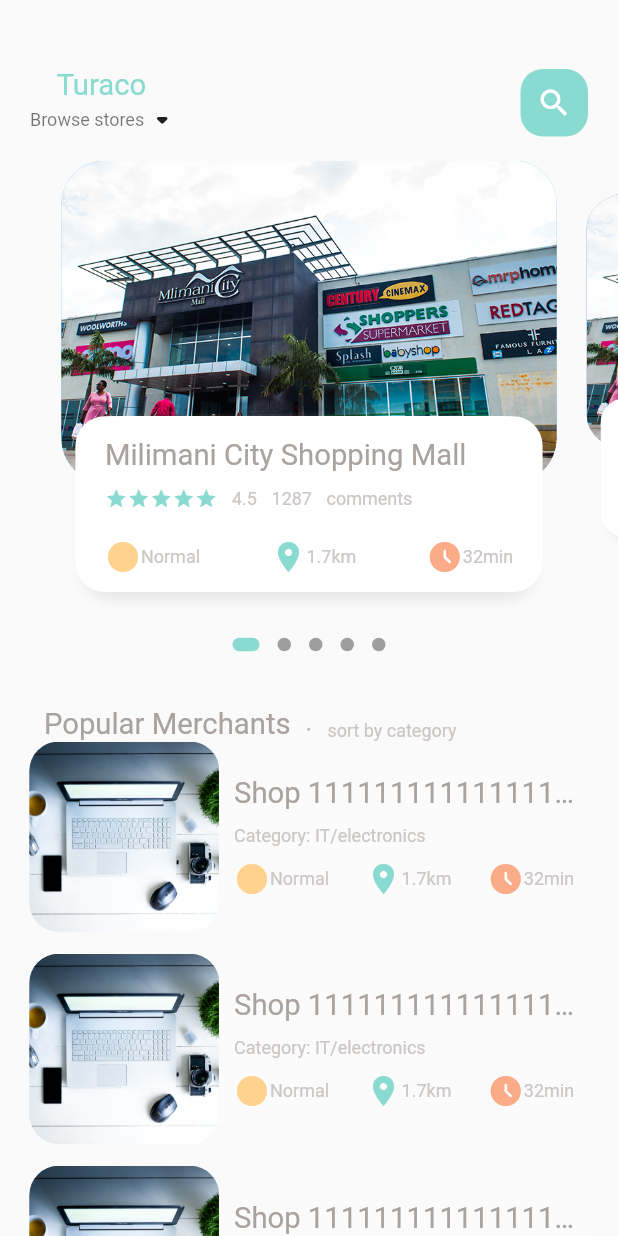
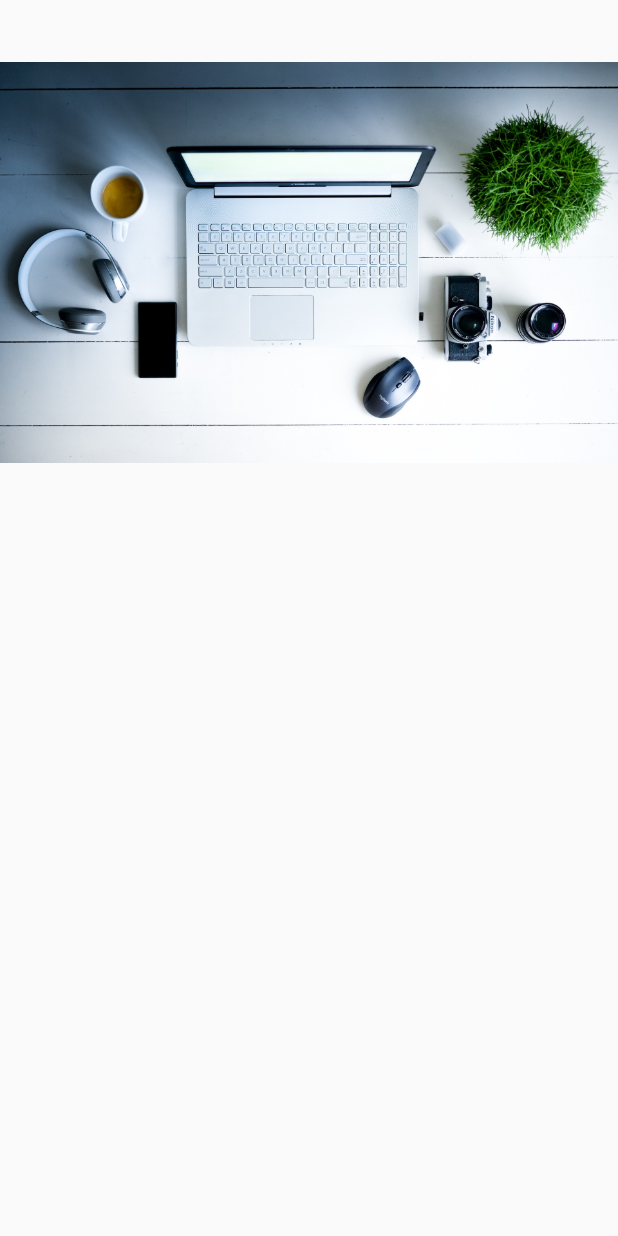
Before and after one commit to johngolem/Turaco, a Flutter app: the screen it shows after launch, on a phone screen of 412 x 824 dp. Run offline on Flutter 3.47's test engine with Material 2 defaults, Android fonts, the phone set to English and light mode, and no system bars; drawn by our look-alikes of dots_indicator; our stand-ins replace get.

Commit message:
start making the product details page

```diff
--- a/lib/home/product_page_body.dart
+++ b/lib/home/product_page_body.dart
@@ -98,7 +98,7 @@ class _ProductPageBodyState extends State<ProductPageBody> {
 
         //List of popular shops by category
        Container(
-         height: 700,
+         height: 900,
          child:  ListView.builder(
            physics: NeverScrollableScrollPhysics(),
           //  shrinkWrap: true,
@@ -144,7 +144,7 @@ class _ProductPageBodyState extends State<ProductPageBody> {
                             crossAxisAlignment: CrossAxisAlignment.start,
                             mainAxisAlignment: MainAxisAlignment.center,
                             children: [
-                            BigText(text: "Shop 11111111111111111111"),
+                            BigText(text: "Naipenda Tanzania -SLIPWAY"),
                             SizedBox(height: Dimensions.height10,),
                             SmallText(text: "Category: IT/electronics"),
                             SizedBox(height: Dimensions.height10,),
--- a/lib/main.dart
+++ b/lib/main.dart
@@ -1,6 +1,7 @@
 import 'package:flutter/material.dart';
 import 'package:turac/home/main_product.dart';
 import 'package:get/get.dart';
+import 'package:turac/pages/product/popular_product.dart';
 
 void main() {
   runApp(const MyApp());
@@ -19,7 +20,8 @@ class MyApp extends StatelessWidget {
         primarySwatch: Colors.blue,
       ),
       // ignore: prefer_const_constructors
-      home: MainProductPage(),
+      // home: MainProductPage(),
+      home:PopularProductDetail()
     );
   }
 }
--- /dev/null
+++ b/lib/pages/product/popular_product.dart
@@ -0,0 +1,33 @@
+import 'package:flutter/material.dart';
+
+class PopularProductDetail extends StatelessWidget {
+  const PopularProductDetail({ Key? key }) : super(key: key);
+
+  @override
+  Widget build(BuildContext context) {
+    return Scaffold(
+      body: Stack(
+        children: [
+          Positioned(
+            left:0,
+            right: 0,
+            child: Container(
+              width: double.maxFinite,
+              height: 350,
+              decoration: BoxDecoration(
+                image: DecorationImage(
+                  image: AssetImage(
+                    "assets/image/comp.jpg"
+                  )
+                )
+              ),
+
+
+
+          ))
+        ],
+      ),
+
+    );
+  }
+}
```
Also changed, not shown: lib/home/splash_page.dart (+10 -3 lines).
